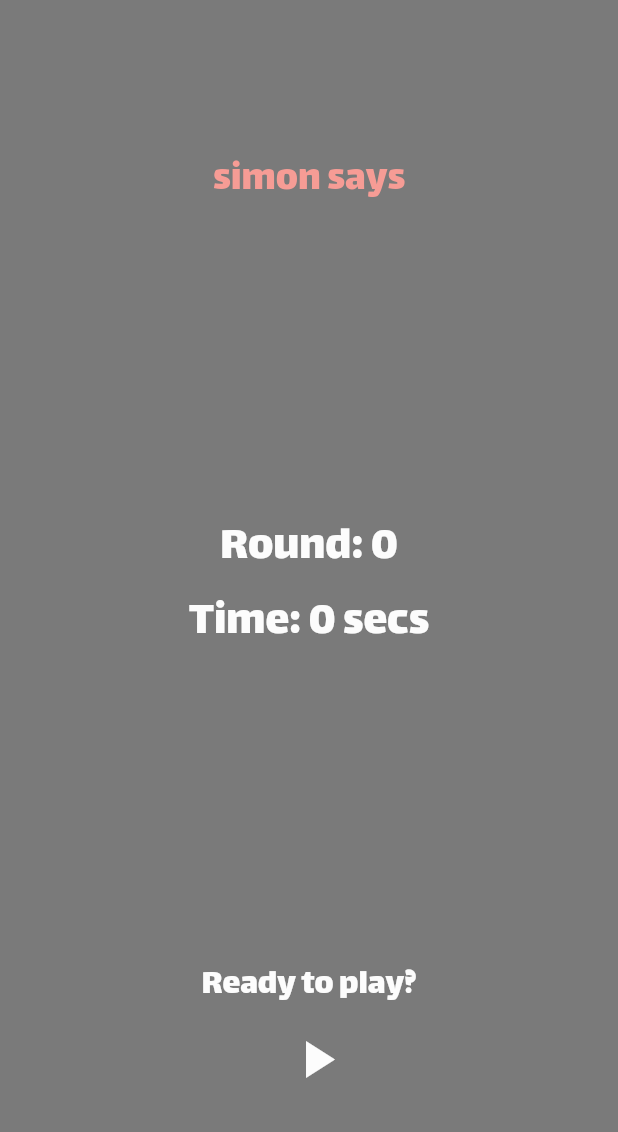
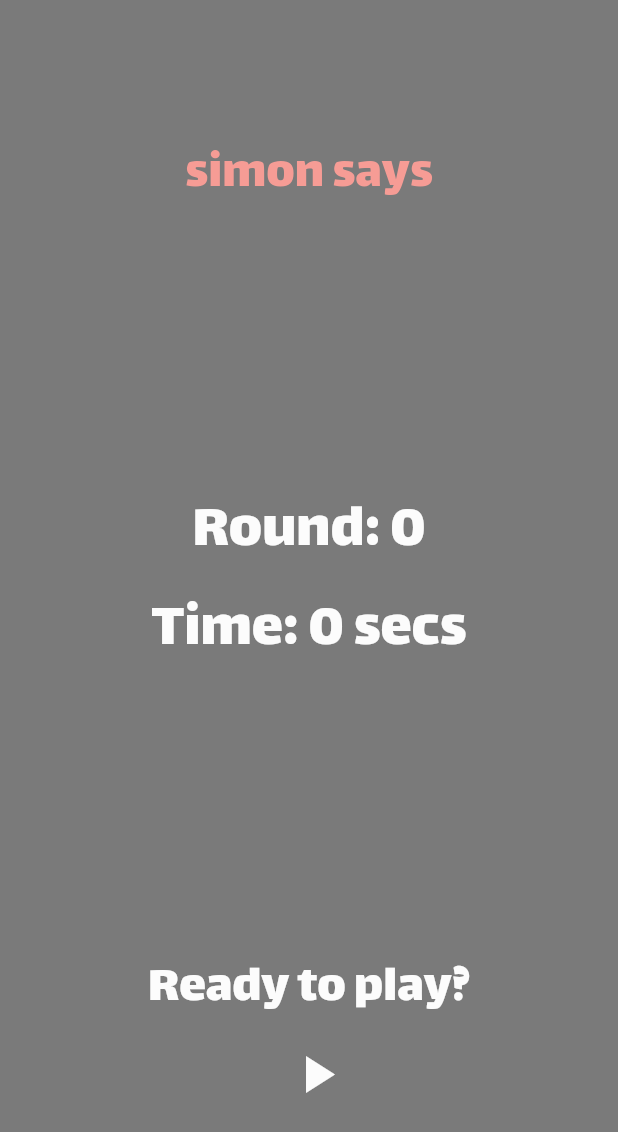
Before and after one commit to davidanaya/simon-says, a Flutter app: the NoGameInfoOverlay widget shown alone on an empty page, opened directly with empty values, on a phone screen of 412 x 824 dp. Shown: the top 1132 px of the screen. Run offline on Flutter 3.47's test engine with Material 2 defaults, Android fonts, the phone set to English and light mode, and no system bars; our stand-ins replace rxdart, shared_preferences; missing offline and left inert: audioplayer2; accounts and stored records are empty.

Commit message:
fix: fix some issues and update style

```diff
--- a/lib/src/models/constants.dart
+++ b/lib/src/models/constants.dart
@@ -1,9 +1,6 @@
-import 'package:flutter/material.dart';
 import 'package:simon_says/src/models/game_state.dart';
-
 import 'package:simon_says/src/models/simon_color.dart';
-
-// enum GameState { intro, simonSays, userSays, gameOver }
+import 'package:simon_says/src/theme/colors.dart';
 
 enum GameColor { green, red, yellow, blue }
 
@@ -16,17 +13,18 @@ final int failedPlayButtonAnimationMs = 100;
 final int overlayNoGameInfoAnimationMs = 3000;
 
 final Map<GameColor, SimonColor> gameColors = {
-  GameColor.green: SimonColor(Colors.green,
-      accent: Colors.green[300], soundFileName: 'green'),
-  GameColor.red:
-      SimonColor(Colors.red, accent: Colors.red[300], soundFileName: 'red'),
-  GameColor.yellow: SimonColor(Colors.yellow,
-      accent: Colors.yellow[300], soundFileName: 'yellow'),
-  GameColor.blue:
-      SimonColor(Colors.blue, accent: Colors.blue[300], soundFileName: 'blue')
+  GameColor.green: SimonColor($colors['green'],
+      accent: $colors['greenAccent'], soundFileName: 'green'),
+  GameColor.red: SimonColor($colors['red'],
+      accent: $colors['redAccent'], soundFileName: 'red'),
+  GameColor.yellow: SimonColor($colors['yellow'],
+      accent: $colors['yellowAccent'], soundFileName: 'yellow'),
+  GameColor.blue: SimonColor($colors['blue'],
+      accent: $colors['blueAccent'], soundFileName: 'blue')
 };
 
-final SimonColor failColor = SimonColor(Colors.grey, accent: Colors.grey[300]);
+final SimonColor failColor =
+    SimonColor($colors['green'], accent: $colors['greyAccent']);
 
 final String gameTitle = 'simon says';
 
--- a/lib/src/services/sound_player.dart
+++ b/lib/src/services/sound_player.dart
@@ -2,7 +2,7 @@ import 'dart:io';
 
 import 'package:flutter/material.dart';
 
-import 'package:audioplayer/audioplayer.dart';
+import 'package:audioplayer2/audioplayer2.dart';
 import 'package:flutter/services.dart';
 import 'package:path_provider/path_provider.dart';
 import 'package:simon_says/src/models/constants.dart';
@@ -24,7 +24,6 @@ class SoundPlayer {
 
   Future<void> play(GameColor color) {
     var uri = _sounds[color];
-    print('play sound $color $uri 🎵🎵🎵');
     return uri != null
         ? _audioPlayer.play(_sounds[color], isLocal: true)
         : null;
@@ -40,6 +39,5 @@ class SoundPlayer {
     File tempFile = File('${tempDir.path}/$name.mp3');
     await tempFile.writeAsBytes(data.buffer.asUint8List(), flush: true);
     _sounds[color] = tempFile.path;
-    // print('loadSound $name --> ${tempFile.path}');
   }
 }
--- a/lib/src/widgets/no_game_info_overlay.dart
+++ b/lib/src/widgets/no_game_info_overlay.dart
@@ -2,6 +2,7 @@ import 'package:flutter/material.dart';
 import 'package:simon_says/src/bloc/bloc_provider.dart';
 import 'package:simon_says/src/models/constants.dart';
 import 'package:simon_says/src/models/game_state.dart';
+import 'package:simon_says/src/theme/fonts.dart';
 
 class NoGameInfoOverlay extends StatefulWidget {
   final GameState gameState;
@@ -65,20 +66,25 @@ class _NoGameInfoOverlayState extends State<NoGameInfoOverlay> {
       widget.gameState.state == GameState.GameOver
           ? statusMessages[GameState.GameOver]
           : gameTitle,
-      style: TextStyle(fontSize: 28.0, color: Colors.red),
+      style: TextStyle(fontSize: $fontSize['xxlarge'], color: Colors.red),
     );
   }
 
   Widget _buildScore() {
+    if (widget.gameState.state == GameState.Intro) {
+      return Container();
+    }
+
+    var textStyle =
+        TextStyle(fontSize: $fontSize['xxxlarge'], color: Colors.white);
+
     var children = [
-      Text('Round: ${widget.gameState.round}',
-          style: TextStyle(fontSize: 32.0, color: Colors.white)),
-      Text('Time: ${widget.gameState.duration} secs',
-          style: TextStyle(fontSize: 32.0, color: Colors.white)),
+      Text('Round: ${widget.gameState.round}', style: textStyle),
+      Text('Time: ${widget.gameState.duration} secs', style: textStyle),
     ];
     if (widget.gameState.isBestScore) {
-      children.add(Text('Best score!',
-          style: TextStyle(fontSize: 32.0, color: Colors.yellow)));
+      children.add(
+          Text('Best score!', style: textStyle.apply(color: Colors.yellow)));
     }
     return Column(children: children);
   }
@@ -94,7 +100,7 @@ class _NoGameInfoOverlayState extends State<NoGameInfoOverlay> {
   Widget _buildPlayLabel() {
     return Text(
       statusMessages[GameState.Intro],
-      style: TextStyle(fontSize: 24.0, color: Colors.white),
+      style: TextStyle(fontSize: $fontSize['xxlarge'], color: Colors.white),
     );
   }
 
--- a/lib/src/widgets/round_score.dart
+++ b/lib/src/widgets/round_score.dart
@@ -1,6 +1,6 @@
 import 'package:flutter/material.dart';
-
 import 'package:simon_says/src/bloc/bloc_provider.dart';
+import 'package:simon_says/src/theme/fonts.dart';
 
 final double roundSize = 60.0;
 
@@ -31,7 +31,7 @@ class RoundScore extends StatelessWidget {
       child: Text('$round',
           style: TextStyle(
               color: Colors.white,
-              fontSize: 32.0,
+              fontSize: $fontSize['xxxlarge'],
               fontWeight: FontWeight.w700)),
     );
   }
--- a/lib/src/widgets/simon_board.dart
+++ b/lib/src/widgets/simon_board.dart
@@ -1,4 +1,5 @@
 import 'package:flutter/material.dart';
+
 import 'package:simon_says/src/bloc/bloc_provider.dart';
 import 'package:simon_says/src/models/constants.dart';
 import 'package:simon_says/src/models/game_state.dart';
@@ -10,7 +11,6 @@ class SimonBoard extends StatelessWidget {
   @override
   Widget build(BuildContext context) {
     final bloc = BlocProvider.of(context).gameBloc;
-
     return StreamBuilder(
         stream: bloc.state$,
         builder: (context, snapshot) {
@@ -28,7 +28,7 @@ class SimonBoard extends StatelessWidget {
 
   Widget _buildButtons() {
     return Container(
-        padding: EdgeInsets.all(12.0),
+        padding: EdgeInsets.fromLTRB(12.0, 12.0, 12.0, 4.0),
         color: Colors.black,
         child: Column(children: <Widget>[_buildTopRow(), _buildBottomRow()]));
   }
--- a/lib/src/widgets/status_bar.dart
+++ b/lib/src/widgets/status_bar.dart
@@ -1,8 +1,8 @@
 import 'package:flutter/material.dart';
-
 import 'package:simon_says/src/bloc/bloc_provider.dart';
 import 'package:simon_says/src/models/constants.dart';
 import 'package:simon_says/src/models/game_state.dart';
+import 'package:simon_says/src/theme/fonts.dart';
 
 class StatusBar extends StatelessWidget {
   @override
@@ -20,7 +20,7 @@ class StatusBar extends StatelessWidget {
         color: Colors.black,
         child: Text(
           text,
-          style: TextStyle(color: Colors.white, fontSize: 18.0),
+          style: TextStyle(color: Colors.white, fontSize: $fontSize['xxlarge']),
           textAlign: TextAlign.center,
         ));
   }
```
Also changed, not shown: lib/main.dart (+12 -0 lines), lib/src/bloc/game_bloc.dart (+12 -10 lines), lib/src/theme/colors.dart (added, +14 -0 lines), lib/src/theme/fonts.dart (added, +9 -0 lines), lib/src/widgets/simon_button.dart (+9 -7 lines), pubspec.yaml (+10 -1 lines), 1 other file.
